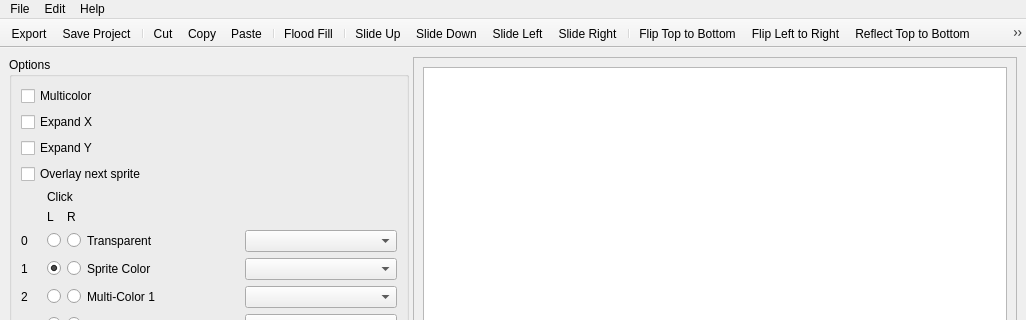
This is mainwindow.ui in jowin202/OpenSprite as Qt 5 draws it before an edit; both pictures show x 0 to 1026 and y 0 to 320 of the 1026 by 911 pixel window. The edited form follows.
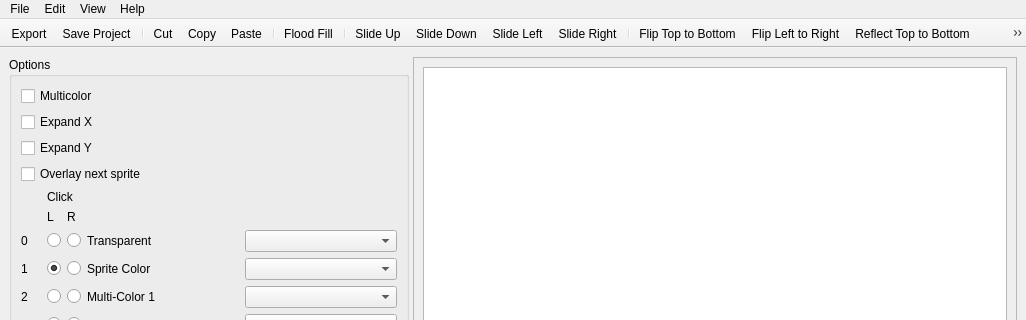
This is the edited form. Icons and pictures are not drawn. Custom widgets are drawn as their Qt base class.

Patch:
```diff
--- a/mainwindow.ui
+++ b/mainwindow.ui
@@ -581,7 +581,7 @@
      <x>0</x>
      <y>0</y>
      <width>1026</width>
-     <height>38</height>
+     <height>34</height>
     </rect>
    </property>
    <widget class="QMenu" name="menuFile">
@@ -647,8 +647,15 @@
     </property>
     <addaction name="actionAbout"/>
    </widget>
+   <widget class="QMenu" name="menuView">
+    <property name="title">
+     <string>View</string>
+    </property>
+    <addaction name="actionQuick_Editor"/>
+   </widget>
    <addaction name="menuFile"/>
    <addaction name="menuEdit"/>
+   <addaction name="menuView"/>
    <addaction name="menuHelp"/>
   </widget>
   <widget class="QStatusBar" name="statusbar"/>
```
Left out of the diff: 13 changed lines with no effect on the pictures.
